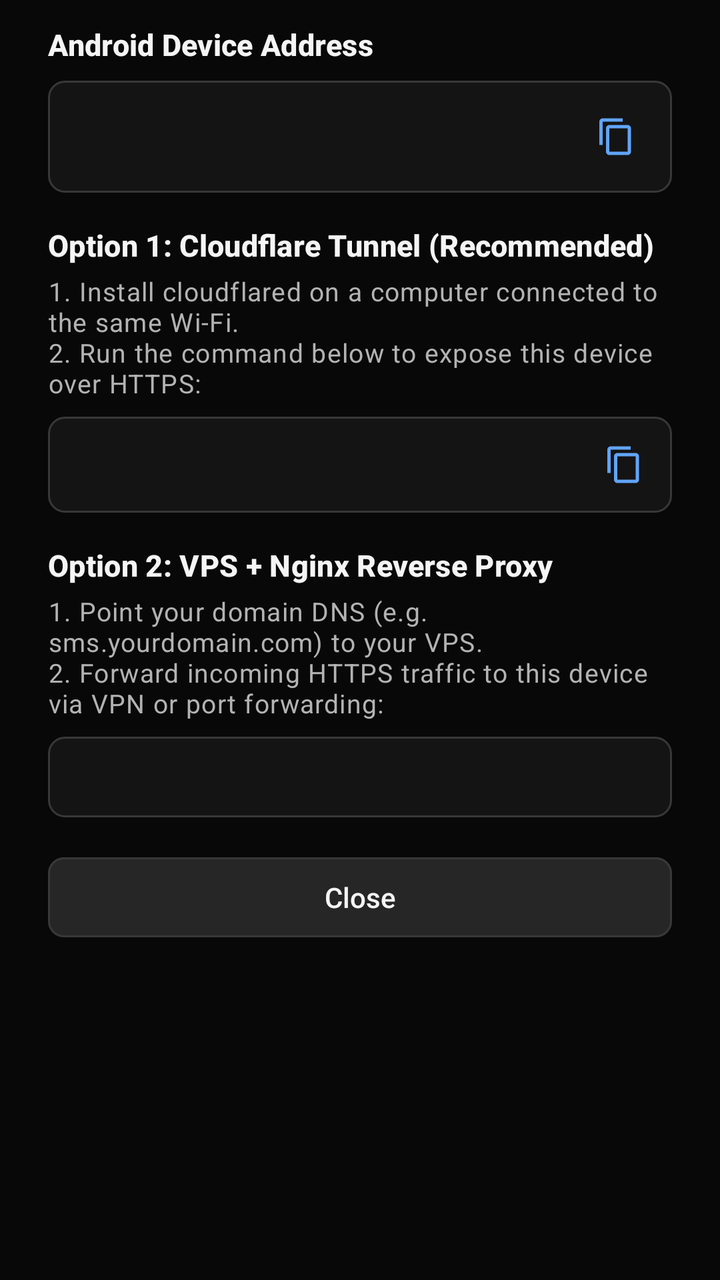
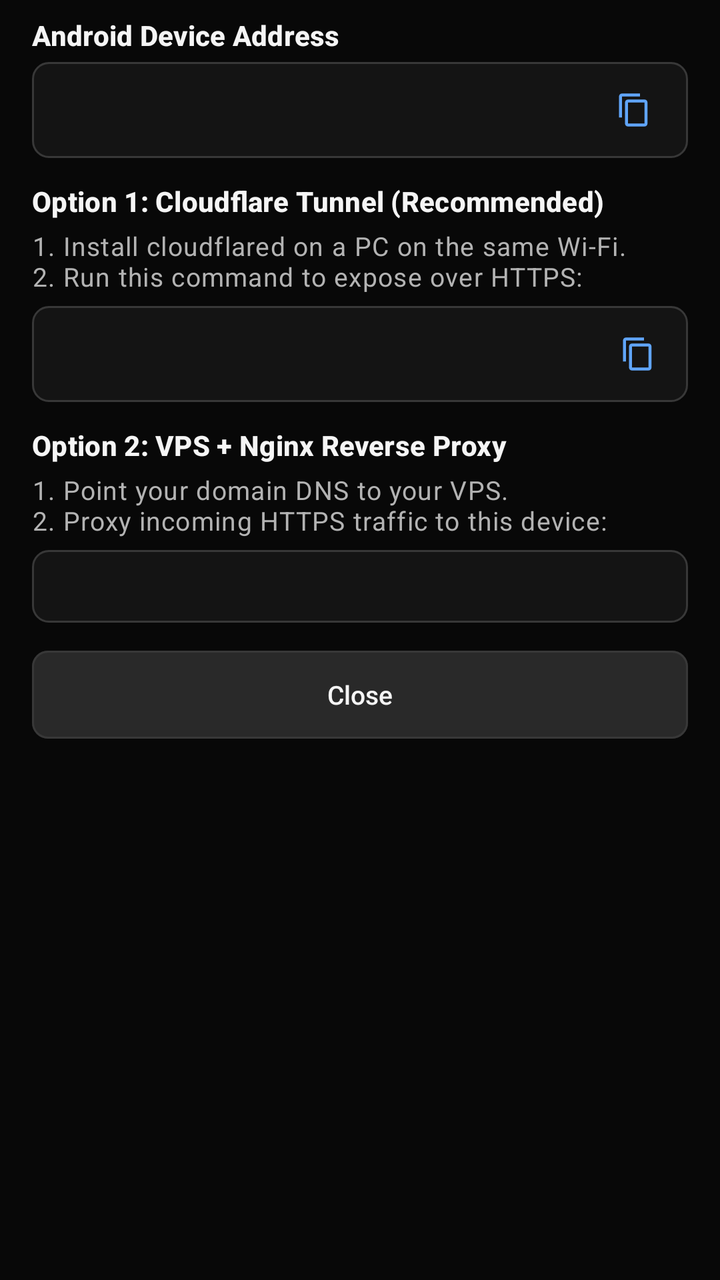

Two renders of the same Android screen: before a commit and after it. Below are the layout's source before the change and the commit's diff.
<!-- AndroidManifest.xml: application theme Theme.Sms -->
<!-- res/layout/dialog_setup_guide.xml -->
<?xml version="1.0" encoding="utf-8"?>
<ScrollView xmlns:android="http://schemas.android.com/apk/res/android"
    xmlns:app="http://schemas.android.com/apk/res-auto"
    android:layout_width="match_parent"
    android:layout_height="wrap_content"
    android:fillViewport="true">

    <LinearLayout
        android:layout_width="match_parent"
        android:layout_height="wrap_content"
        android:orientation="vertical"
        android:paddingHorizontal="@dimen/space_24"
        android:paddingTop="@dimen/space_12"
        android:paddingBottom="@dimen/space_16">

        
        <TextView
            android:layout_width="match_parent"
            android:layout_height="wrap_content"
            android:text="Android Device Address"
            android:textAppearance="@style/TextAppearance.App.CardHeading" />

        <LinearLayout
            android:layout_width="match_parent"
            android:layout_height="wrap_content"
            android:layout_marginTop="@dimen/space_8"
            android:layout_marginBottom="@dimen/space_16"
            android:background="@drawable/bg_endpoint_box"
            android:gravity="center_vertical"
            android:orientation="horizontal"
            android:paddingStart="@dimen/space_12"
            android:paddingEnd="@dimen/space_4"
            android:paddingVertical="@dimen/space_4">

            <TextView
                android:id="@+id/guideDeviceAddressText"
                android:layout_width="0dp"
                android:layout_height="wrap_content"
                android:layout_weight="1"
                android:fontFamily="monospace"
                android:textColor="@color/accent_info"
                android:textIsSelectable="true"
                android:textSize="13sp" />

            <com.google.android.material.button.MaterialButton
                android:id="@+id/btnCopyDeviceAddress"
                style="@style/Widget.App.IconButton"
                android:layout_width="@dimen/touch_target_min"
                android:layout_height="@dimen/touch_target_min"
                android:contentDescription="Copy Android device address"
                app:icon="@drawable/ic_copy"
                app:iconTint="@color/accent_link" />

        </LinearLayout>

        
        <TextView
            android:layout_width="match_parent"
            android:layout_height="wrap_content"
            android:text="Option 1: Cloudflare Tunnel (Recommended)"
            android:textAppearance="@style/TextAppearance.App.CardHeading" />

        <TextView
            android:layout_width="match_parent"
            android:layout_height="wrap_content"
            android:layout_marginTop="@dimen/space_4"
            android:text="1. Install cloudflared on a computer connected to the same Wi-Fi.\n2. Run the command below to expose this device over HTTPS:"
            android:textAppearance="@style/TextAppearance.App.BodySecondary" />

        <LinearLayout
            android:layout_width="match_parent"
            android:layout_height="wrap_content"
            android:layout_marginTop="@dimen/space_8"
            android:layout_marginBottom="@dimen/space_16"
            android:background="@drawable/bg_code_box"
            android:gravity="center_vertical"
            android:orientation="horizontal">

            <HorizontalScrollView
                android:layout_width="0dp"
                android:layout_height="wrap_content"
                android:layout_weight="1"
                android:scrollbars="horizontal">

                <TextView
                    android:id="@+id/guideCloudflareCmdText"
                    android:layout_width="wrap_content"
                    android:layout_height="wrap_content"
                    android:padding="@dimen/space_12"
                    android:textAppearance="@style/TextAppearance.App.Code" />

            </HorizontalScrollView>

            <com.google.android.material.button.MaterialButton
                android:id="@+id/btnCopyCloudflareCmd"
                style="@style/Widget.App.IconButton"
                android:layout_width="@dimen/touch_target_min"
                android:layout_height="@dimen/touch_target_min"
                android:contentDescription="Copy Cloudflare command"
                app:icon="@drawable/ic_copy"
                app:iconTint="@color/accent_link" />

        </LinearLayout>

        
        <TextView
            android:layout_width="match_parent"
            android:layout_height="wrap_content"
            android:text="Option 2: VPS + Nginx Reverse Proxy"
            android:textAppearance="@style/TextAppearance.App.CardHeading" />

        <TextView
            android:layout_width="match_parent"
            android:layout_height="wrap_content"
            android:layout_marginTop="@dimen/space_4"
            android:text="1. Point your domain DNS (e.g. sms.yourdomain.com) to your VPS.\n2. Forward incoming HTTPS traffic to this device via VPN or port forwarding:"
            android:textAppearance="@style/TextAppearance.App.BodySecondary" />

        <HorizontalScrollView
            android:layout_width="match_parent"
            android:layout_height="wrap_content"
            android:layout_marginTop="@dimen/space_8"
            android:layout_marginBottom="@dimen/space_16"
            android:background="@drawable/bg_code_box"
            android:scrollbars="horizontal">

            <TextView
                android:id="@+id/guideNginxConfigText"
                android:layout_width="wrap_content"
                android:layout_height="wrap_content"
                android:padding="@dimen/space_12"
                android:textAppearance="@style/TextAppearance.App.Code" />

        </HorizontalScrollView>

        <com.google.android.material.button.MaterialButton
            android:id="@+id/btnCloseGuide"
            style="@style/Widget.App.Button.Secondary"
            android:layout_width="match_parent"
            android:layout_height="wrap_content"
            android:text="Close" />

    </LinearLayout>

</ScrollView>
<!-- resources referenced by this layout -->
<resources>
  <dimen name="space_24">24dp</dimen>
  <style name="TextAppearance.App.BodySecondary" parent="TextAppearance.Material3.BodySmall">
          <item name="android:textSize">13sp</item>
          <item name="android:textColor">@color/text_secondary</item>
          <item name="android:lineSpacingMultiplier">1.35</item>
      </style>
  <style name="TextAppearance.App.CardHeading" parent="TextAppearance.Material3.TitleSmall">
          <item name="android:textSize">15sp</item>
          <item name="android:fontFamily">sans-serif-medium</item>
          <item name="android:textStyle">bold</item>
          <item name="android:textColor">@color/text_primary</item>
      </style>
  <style name="TextAppearance.App.Code" parent="TextAppearance.Material3.BodySmall">
          <item name="android:fontFamily">monospace</item>
          <item name="android:textSize">12sp</item>
          <item name="android:textColor">@color/syntax_default</item>
          <item name="android:lineSpacingMultiplier">1.4</item>
      </style>
  <style name="Widget.App.Button.Secondary" parent="Widget.Material3.Button.OutlinedButton">
          <item name="android:minHeight">@dimen/button_min_height</item>
          <item name="android:textSize">14sp</item>
          <item name="android:fontFamily">sans-serif-medium</item>
          <item name="android:textAllCaps">false</item>
          <item name="android:letterSpacing">0</item>
          <item name="android:textColor">@color/button_secondary_text</item>
          <item name="backgroundTint">@color/button_secondary_bg</item>
          <item name="strokeColor">@color/border_default</item>
          <item name="strokeWidth">@dimen/stroke_width_default</item>
          <item name="cornerRadius">@dimen/radius_button</item>
          <item name="iconSize">@dimen/icon_standard</item>
          <item name="iconTint">@color/text_secondary</item>
      </style>
  <dimen name="icon_standard">20dp</dimen>
  <style name="Base.Theme.Sms" parent="Theme.Material3.Dark.NoActionBar">
          <item name="colorPrimary">@color/accent_primary</item>
          <item name="colorOnPrimary">@color/accent_on_primary</item>
          <item name="colorPrimaryContainer">@color/bg_elevated</item>
          <item name="colorOnPrimaryContainer">@color/text_primary</item>
  
          <item name="colorSecondary">@color/accent_link</item>
          <item name="colorOnSecondary">@color/bg_app</item>
          <item name="colorSecondaryContainer">@color/bg_elevated</item>
          <item name="colorOnSecondaryContainer">@color/text_primary</item>
  
          <item name="android:colorBackground">@color/bg_app</item>
          <item name="colorOnBackground">@color/text_primary</item>
          <item name="colorSurface">@color/bg_card</item>
          <item name="colorOnSurface">@color/text_primary</item>
          <item name="colorSurfaceVariant">@color/bg_elevated</item>
          <item name="colorOnSurfaceVariant">@color/text_secondary</item>
          <item name="colorSurfaceContainer">@color/bg_card</item>
          <item name="colorSurfaceContainerHigh">@color/bg_dialog</item>
          <item name="colorSurfaceContainerHighest">@color/bg_elevated</item>
  
          <item name="colorOutline">@color/border_default</item>
          <item name="colorOutlineVariant">@color/divider_subtle</item>
          <item name="colorError">@color/accent_error</item>
          <item name="colorOnError">@color/accent_on_primary</item>
  
          <item name="colorControlNormal">@color/text_secondary</item>
          <item name="colorControlActivated">@color/accent_link</item>
          <item name="android:textColorPrimary">@color/text_primary</item>
          <item name="android:textColorSecondary">@color/text_secondary</item>
          <item name="android:textColorHint">@color/text_placeholder</item>
  
          <item name="android:statusBarColor">@color/bg_header</item>
          <item name="android:navigationBarColor">@color/bg_app</item>
          <item name="android:windowLightStatusBar">false</item>
  
          <item name="materialAlertDialogTheme">@style/ThemeOverlay.App.MaterialAlertDialog</item>
      </style>
  <color name="bg_elevated">#262626</color>
  <color name="bg_dialog">#262626</color>
  <style name="ThemeOverlay.App.MaterialAlertDialog" parent="ThemeOverlay.Material3.MaterialAlertDialog">
          <item name="colorSurface">@color/bg_dialog</item>
          <item name="colorSurfaceContainerHigh">@color/bg_dialog</item>
          <item name="colorOnSurface">@color/text_primary</item>
          <item name="colorOnSurfaceVariant">@color/text_secondary</item>
          <item name="shapeAppearanceOverlay">@style/ShapeAppearance.App.Dialog</item>
          <item name="materialAlertDialogTitleTextStyle">@style/Widget.App.Dialog.Title</item>
          <item name="materialAlertDialogBodyTextStyle">@style/Widget.App.Dialog.Body</item>
          <item name="buttonBarPositiveButtonStyle">@style/Widget.App.Button.DialogPositive</item>
          <item name="buttonBarNegativeButtonStyle">@style/Widget.App.Button.DialogNegative</item>
          <item name="buttonBarNeutralButtonStyle">@style/Widget.App.Button.DialogNeutral</item>
      </style>
  <style name="Widget.App.Dialog.Body" parent="MaterialAlertDialog.Material3.Body.Text">
          <item name="android:textSize">14sp</item>
          <item name="android:textColor">@color/text_secondary</item>
          <item name="android:lineSpacingMultiplier">1.35</item>
      </style>
  <dimen name="radius_dialog">16dp</dimen>
  <!-- unchanged entries left out for length: 35 -->
</resources>

<!-- the commit's change to res/layout/dialog_setup_guide.xml (unified diff, before → after) -->
@@ -9,8 +9,8 @@
         android:layout_width="match_parent"
         android:layout_height="wrap_content"
         android:orientation="vertical"
-        android:paddingHorizontal="@dimen/space_24"
-        android:paddingTop="@dimen/space_12"
+        android:paddingHorizontal="@dimen/space_16"
+        android:paddingTop="@dimen/space_8"
         android:paddingBottom="@dimen/space_16">
 
         
@@ -23,14 +23,13 @@
         <LinearLayout
             android:layout_width="match_parent"
             android:layout_height="wrap_content"
-            android:layout_marginTop="@dimen/space_8"
-            android:layout_marginBottom="@dimen/space_16"
+            android:layout_marginTop="@dimen/space_4"
+            android:layout_marginBottom="@dimen/space_12"
             android:background="@drawable/bg_endpoint_box"
             android:gravity="center_vertical"
             android:orientation="horizontal"
-            android:paddingStart="@dimen/space_12"
-            android:paddingEnd="@dimen/space_4"
-            android:paddingVertical="@dimen/space_4">
+            android:paddingStart="@dimen/space_10"
+            android:paddingEnd="2dp">
 
             <TextView
                 android:id="@+id/guideDeviceAddressText"
@@ -38,6 +37,7 @@
                 android:layout_height="wrap_content"
                 android:layout_weight="1"
                 android:fontFamily="monospace"
+                android:paddingVertical="8dp"
                 android:textColor="@color/accent_info"
                 android:textIsSelectable="true"
                 android:textSize="13sp" />
@@ -64,14 +64,14 @@
             android:layout_width="match_parent"
             android:layout_height="wrap_content"
             android:layout_marginTop="@dimen/space_4"
-            android:text="1. Install cloudflared on a computer connected to the same Wi-Fi.\n2. Run the command below to expose this device over HTTPS:"
+            android:text="1. Install cloudflared on a PC on the same Wi-Fi.\n2. Run this command to expose over HTTPS:"
             android:textAppearance="@style/TextAppearance.App.BodySecondary" />
 
         <LinearLayout
             android:layout_width="match_parent"
             android:layout_height="wrap_content"
-            android:layout_marginTop="@dimen/space_8"
-            android:layout_marginBottom="@dimen/space_16"
+            android:layout_marginTop="@dimen/space_6"
+            android:layout_marginBottom="@dimen/space_12"
             android:background="@drawable/bg_code_box"
             android:gravity="center_vertical"
             android:orientation="horizontal">
@@ -86,7 +86,7 @@
                     android:id="@+id/guideCloudflareCmdText"
                     android:layout_width="wrap_content"
                     android:layout_height="wrap_content"
-                    android:padding="@dimen/space_12"
+                    android:padding="@dimen/space_10"
                     android:textAppearance="@style/TextAppearance.App.Code" />
 
             </HorizontalScrollView>
@@ -113,14 +113,14 @@
             android:layout_width="match_parent"
             android:layout_height="wrap_content"
             android:layout_marginTop="@dimen/space_4"
-            android:text="1. Point your domain DNS (e.g. sms.yourdomain.com) to your VPS.\n2. Forward incoming HTTPS traffic to this device via VPN or port forwarding:"
+            android:text="1. Point your domain DNS to your VPS.\n2. Proxy incoming HTTPS traffic to this device:"
             android:textAppearance="@style/TextAppearance.App.BodySecondary" />
 
         <HorizontalScrollView
             android:layout_width="match_parent"
             android:layout_height="wrap_content"
-            android:layout_marginTop="@dimen/space_8"
-            android:layout_marginBottom="@dimen/space_16"
+            android:layout_marginTop="@dimen/space_6"
+            android:layout_marginBottom="@dimen/space_12"
             android:background="@drawable/bg_code_box"
             android:scrollbars="horizontal">
 
@@ -128,7 +128,7 @@
                 android:id="@+id/guideNginxConfigText"
                 android:layout_width="wrap_content"
                 android:layout_height="wrap_content"
-                android:padding="@dimen/space_12"
+                android:padding="@dimen/space_10"
                 android:textAppearance="@style/TextAppearance.App.Code" />
 
         </HorizontalScrollView>
<!-- resource entries referenced after the edit -->
@@ -1,13 +1,14 @@
 <!-- resources referenced by this layout -->
 <resources>
-  <dimen name="space_24">24dp</dimen>
+  <dimen name="space_10">10dp</dimen>
+  <dimen name="space_6">6dp</dimen>
   <style name="TextAppearance.App.BodySecondary" parent="TextAppearance.Material3.BodySmall">
           <item name="android:textSize">13sp</item>
           <item name="android:textColor">@color/text_secondary</item>
-          <item name="android:lineSpacingMultiplier">1.35</item>
+          <item name="android:lineSpacingMultiplier">1.3</item>
       </style>
   <style name="TextAppearance.App.CardHeading" parent="TextAppearance.Material3.TitleSmall">
-          <item name="android:textSize">15sp</item>
+          <item name="android:textSize">14sp</item>
           <item name="android:fontFamily">sans-serif-medium</item>
           <item name="android:textStyle">bold</item>
           <item name="android:textColor">@color/text_primary</item>
@@ -16,11 +17,13 @@
           <item name="android:fontFamily">monospace</item>
           <item name="android:textSize">12sp</item>
           <item name="android:textColor">@color/syntax_default</item>
-          <item name="android:lineSpacingMultiplier">1.4</item>
+          <item name="android:lineSpacingMultiplier">1.35</item>
       </style>
   <style name="Widget.App.Button.Secondary" parent="Widget.Material3.Button.OutlinedButton">
           <item name="android:minHeight">@dimen/button_min_height</item>
-          <item name="android:textSize">14sp</item>
+          <item name="android:insetTop">2dp</item>
+          <item name="android:insetBottom">2dp</item>
+          <item name="android:textSize">13sp</item>
           <item name="android:fontFamily">sans-serif-medium</item>
           <item name="android:textAllCaps">false</item>
           <item name="android:letterSpacing">0</item>
@@ -32,7 +35,7 @@
           <item name="iconSize">@dimen/icon_standard</item>
           <item name="iconTint">@color/text_secondary</item>
       </style>
-  <dimen name="icon_standard">20dp</dimen>
+  <dimen name="icon_standard">18dp</dimen>
   <style name="Base.Theme.Sms" parent="Theme.Material3.Dark.NoActionBar">
           <item name="colorPrimary">@color/accent_primary</item>
           <item name="colorOnPrimary">@color/accent_on_primary</item>
@@ -51,8 +54,13 @@
           <item name="colorSurfaceVariant">@color/bg_elevated</item>
           <item name="colorOnSurfaceVariant">@color/text_secondary</item>
           <item name="colorSurfaceContainer">@color/bg_card</item>
+          <item name="colorSurfaceContainerLow">@color/bg_card</item>
           <item name="colorSurfaceContainerHigh">@color/bg_dialog</item>
           <item name="colorSurfaceContainerHighest">@color/bg_elevated</item>
+  
+          
+          <item name="elevationOverlayEnabled">false</item>
+          <item name="elevationOverlayColor">@android:color/transparent</item>
   
           <item name="colorOutline">@color/border_default</item>
           <item name="colorOutlineVariant">@color/divider_subtle</item>
@@ -71,13 +79,16 @@
   
           <item name="materialAlertDialogTheme">@style/ThemeOverlay.App.MaterialAlertDialog</item>
       </style>
-  <color name="bg_elevated">#262626</color>
-  <color name="bg_dialog">#262626</color>
+  <color name="bg_elevated">#292929</color>
+  <color name="bg_dialog">#242424</color>
   <style name="ThemeOverlay.App.MaterialAlertDialog" parent="ThemeOverlay.Material3.MaterialAlertDialog">
           <item name="colorSurface">@color/bg_dialog</item>
           <item name="colorSurfaceContainerHigh">@color/bg_dialog</item>
+          <item name="colorSurfaceContainer">@color/bg_dialog</item>
           <item name="colorOnSurface">@color/text_primary</item>
           <item name="colorOnSurfaceVariant">@color/text_secondary</item>
+          <item name="elevationOverlayEnabled">false</item>
+          <item name="elevationOverlayColor">@android:color/transparent</item>
           <item name="shapeAppearanceOverlay">@style/ShapeAppearance.App.Dialog</item>
           <item name="materialAlertDialogTitleTextStyle">@style/Widget.App.Dialog.Title</item>
           <item name="materialAlertDialogBodyTextStyle">@style/Widget.App.Dialog.Body</item>
@@ -88,9 +99,9 @@
   <style name="Widget.App.Dialog.Body" parent="MaterialAlertDialog.Material3.Body.Text">
           <item name="android:textSize">14sp</item>
           <item name="android:textColor">@color/text_secondary</item>
-          <item name="android:lineSpacingMultiplier">1.35</item>
+          <item name="android:lineSpacingMultiplier">1.3</item>
       </style>
-  <dimen name="radius_dialog">16dp</dimen>
+  <dimen name="radius_dialog">14dp</dimen>
   <!-- unchanged entries left out for length: 35 -->
 </resources>
 
